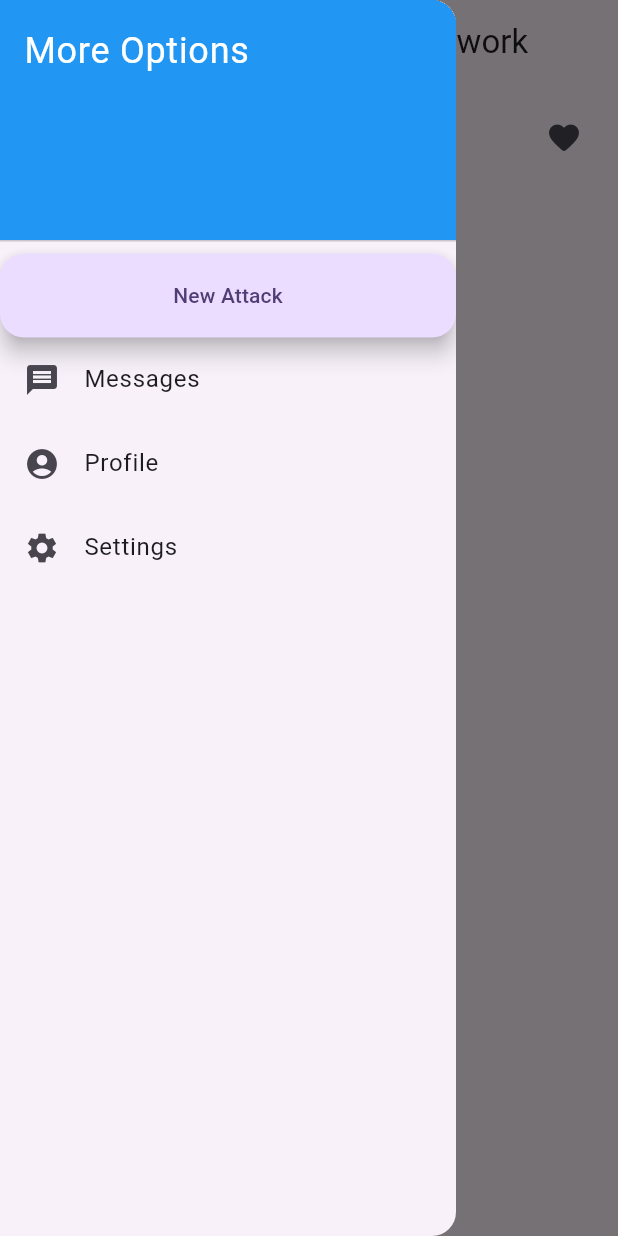
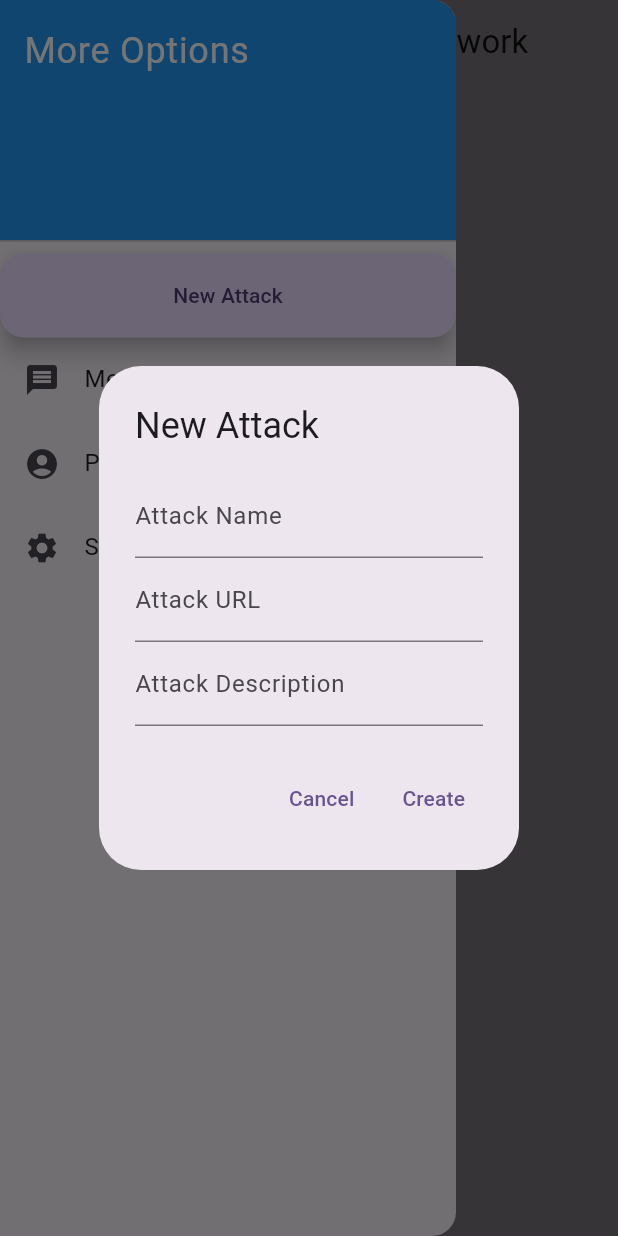
Before and after one commit to KaptenASP/Phishing-Framework, a Flutter app: the screen it shows after launch, in the side drawer, after a tap on "New Attack", on a phone screen of 412 x 824 dp. Run offline on Flutter 3.47's test engine with Material 2 defaults, Android fonts, the phone set to English and light mode, and no system bars.

Commit message:
Ability to create new attacks

```diff
--- a/lib/main.dart
+++ b/lib/main.dart
@@ -30,7 +30,7 @@ class HomePage extends StatefulWidget {
 }
 
 class _HomePageState extends State<HomePage> {
-  final List<String> _pages = List.empty(growable: true);
+  final List<PhishingAttack> _pages = List.empty(growable: true);
 
   @override
   Widget build(BuildContext context) {
@@ -53,10 +53,63 @@ class _HomePageState extends State<HomePage> {
               ),
             ),
             FloatingActionButton.extended(
-                onPressed: () {
-                  _pages.add("Page ${_pages.length + 1}");
-                  setState(() {});
-                },
+                onPressed: () => showDialog(
+                      context: context,
+                      builder: (BuildContext context) {
+                        final TextEditingController attackNameontroller =
+                            TextEditingController();
+                        final TextEditingController attackDescController =
+                            TextEditingController();
+                        final TextEditingController attackURLController =
+                            TextEditingController();
+
+                        return AlertDialog(
+                          title: const Text("New Attack"),
+                          content: Column(
+                            mainAxisSize: MainAxisSize.min,
+                            children: [
+                              TextField(
+                                decoration: const InputDecoration(
+                                    labelText: "Attack Name"),
+                                controller: attackNameontroller,
+                              ),
+                              TextField(
+                                decoration: const InputDecoration(
+                                    labelText: "Attack URL"),
+                                controller: attackURLController,
+                              ),
+                              TextField(
+                                decoration: const InputDecoration(
+                                    labelText: "Attack Description"),
+                                controller: attackDescController,
+                              ),
+                            ],
+                          ),
+                          actions: [
+                            TextButton(
+                              onPressed: () => Navigator.pop(context),
+                              child: const Text("Cancel"),
+                            ),
+                            TextButton(
+                              onPressed: () {
+                                setState(
+                                  () {
+                                    _pages.add(
+                                      PhishingAttack(
+                                          attackNameontroller.text,
+                                          attackDescController.text,
+                                          attackURLController.text),
+                                    );
+                                  },
+                                );
+                                Navigator.pop(context);
+                              },
+                              child: const Text("Create"),
+                            ),
+                          ],
+                        );
+                      },
+                    ),
                 label: const Text("New Attack")),
             const ListTile(
               leading: Icon(Icons.message),
@@ -82,15 +135,15 @@ class _HomePageState extends State<HomePage> {
                     context,
                     MaterialPageRoute(
                       builder: (context) => PhishingHomePage(
-                        attack: PhishingAttack(e, "", ""),
+                        attack: e,
                       ),
                     ),
                   );
                 },
                 child: ListTile(
-                  leading: CircleAvatar(child: Text(e.characters.first)),
-                  title: Text(e),
-                  subtitle: Text('Click to navigate to $e'),
+                  leading: CircleAvatar(child: Text(e.name.characters.first)),
+                  title: Text(e.name),
+                  subtitle: Text('Click to navigate to ${e.name}'),
                   trailing: const Icon(Icons.favorite_rounded),
                 ),
               ),
```
